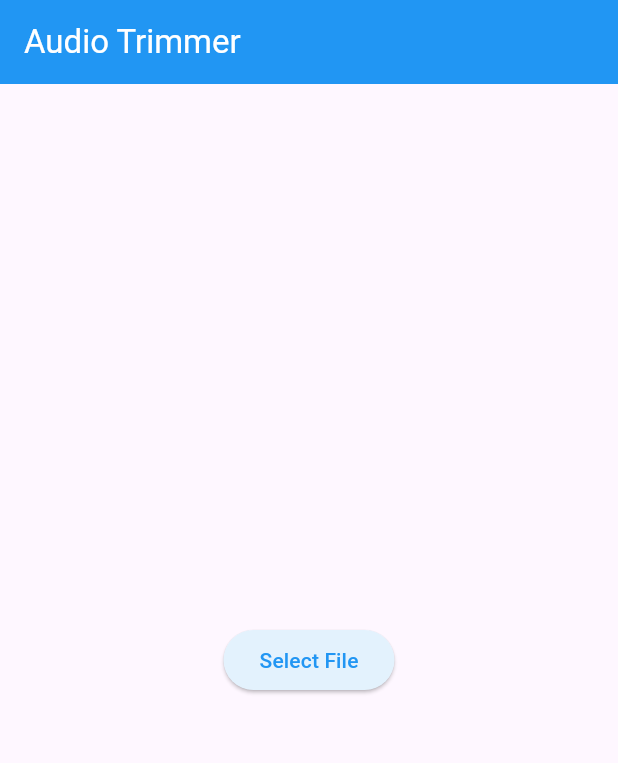
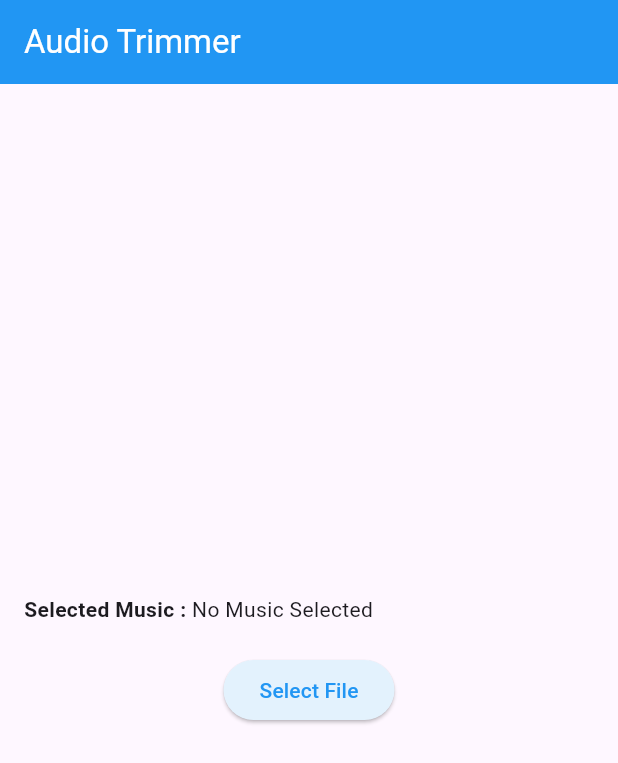
Before and after one commit to pavannaik321/audio_trimmer, a Flutter app: the screen it shows after launch, after a tap on "Select File", on a phone screen of 412 x 824 dp. Shown: the top 763 px of the screen. Run offline on Flutter 3.47's test engine with Material 3 defaults, Android fonts, the phone set to English and light mode, and no system bars; our stand-ins replace file_picker, video_player; missing offline and left inert: easy_audio_trimmer.

Commit message:
all done

```diff
--- a/lib/AudioTrimmer.dart
+++ b/lib/AudioTrimmer.dart
@@ -2,6 +2,8 @@ import 'dart:io';
 import 'package:easy_audio_trimmer/easy_audio_trimmer.dart';
 import 'package:file_picker/file_picker.dart';
 import 'package:flutter/material.dart';
+import 'package:path/path.dart' as p;
+import 'package:video_player/video_player.dart';
 
 void main() {
   runApp(MaterialApp(home: AudioTrimmer()));
@@ -13,7 +15,10 @@ class AudioTrimmer extends StatefulWidget {
 }
 
 class _AudioTrimmerState extends State<AudioTrimmer> {
+  late VideoPlayerController _controller;
+  Duration? _duration;
   bool isPickingFile = false;
+  File? file;
 
   @override
   Widget build(BuildContext context) {
@@ -25,9 +30,57 @@ class _AudioTrimmerState extends State<AudioTrimmer> {
         ),
         backgroundColor: Colors.blue,
       ),
-      body: Center(
-        child: ElevatedButton(
-          style: ElevatedButton.styleFrom(backgroundColor: Colors.blue.shade50),
+      body: Padding(
+        padding: const EdgeInsets.all(16.0),
+        child: Column(
+          mainAxisAlignment: MainAxisAlignment.center,
+          children: [
+            Row(
+              children: [
+                Text(
+                  "Selected Music : ",
+                  style: TextStyle(fontWeight: FontWeight.bold),
+                ),
+                Expanded(
+                  child: Text(
+                    file == null ? "No Music Selected" : p.basename(file!.path),
+                    overflow: TextOverflow
+                        .ellipsis, // This will add "..." if the text is too long
+                  ),
+                ),
+              ],
+            ),
+            SizedBox(
+              height: 20,
+            ),
+            // Row(
+            //   children: [
+            //     Text(
+            //       "Duration : ",
+            //       style: TextStyle(fontWeight: FontWeight.bold),
+            //     ),
+            //     Expanded(
+            //       child: Text(
+            //         file == null
+            //             ? "No Music Selected"
+            //             : "${_duration!.inSeconds}",
+            //         overflow: TextOverflow
+            //             .ellipsis, // This will add "..." if the text is too long
+            //       ),
+            //     ),
+
+            //   ],
+            // ),
+
+            // SizedBox(
+            //   height: 20,
+            // ),
+            Row(
+              mainAxisAlignment: MainAxisAlignment.spaceEvenly,
+              children: [
+                ElevatedButton(
+                  style: ElevatedButton.styleFrom(
+                      backgroundColor: Colors.blue.shade50),
                   onPressed: () async {
                     print(isPickingFile);
                     if (isPickingFile) return;
@@ -37,7 +90,6 @@ class _AudioTrimmerState extends State<AudioTrimmer> {
 
                     FilePickerResult? result;
                     try {
-              print("taking image");
                       result = await FilePicker.platform.pickFiles(
                         // type: FileType.audio,
                         allowCompression: false,
@@ -49,18 +101,63 @@ class _AudioTrimmerState extends State<AudioTrimmer> {
                     }
 
                     if (result != null) {
-              File file = File(result.files.single.path!);
-              Navigator.of(context).push(
-                MaterialPageRoute(builder: (context) {
-                  return AudioTrimmerView(file);
-                }),
-              );
+                      file = File(result.files.single.path!);
+                      // _controller = VideoPlayerController.file(file!);
+                      // setState(() {
+                      //   _duration = _controller.value.duration;
+                      // });
+                      // Navigator.of(context).push(
+                      //   MaterialPageRoute(builder: (context) {
+                      //     return AudioTrimmerView(file);
+                      //   }),
+                      // );
                     }
                   },
                   child: const Text(
                     "Select File",
                     style: TextStyle(color: Colors.blue),
                   ),
+                ),
+                if (file != null)
+                  ElevatedButton(
+                    style: ElevatedButton.styleFrom(
+                      backgroundColor: Colors.green.shade50,
+                    ),
+                    onPressed: () async {
+                      print("File path : ${file!.path}");
+                      final croppedFilePath = await Navigator.push(
+                        context,
+                        MaterialPageRoute(
+                          builder: (context) => AudioTrimmerView(file!),
+                        ),
+                      );
+
+                      if (croppedFilePath != null) {
+                        // Convert the path string to a File object
+                        File croppedFile = File(croppedFilePath);
+
+                        print("Cropped File Path: $croppedFilePath");
+
+                        // Update the file variable
+                        setState(() {
+                          file = croppedFile; // Ensure `file` is of type `File`
+                        });
+                        // _controller = VideoPlayerController.file(croppedFile);
+                        // setState(() {
+                        //   _duration = _controller.value.duration;
+                        // });
+                      } else {
+                        print("No cropped file path returned");
+                      }
+                    },
+                    child: const Text(
+                      "Crop File",
+                      style: TextStyle(color: Color.fromARGB(255, 2, 132, 28)),
+                    ),
+                  )
+              ],
+            ),
+          ],
         ),
       ),
     );
@@ -91,7 +188,6 @@ class _AudioTrimmerViewState extends State<AudioTrimmerView> {
   void initState() {
     super.initState();
     _loadAudio();
-    print(_startValue);
   }
 
   void _loadAudio() async {
@@ -129,12 +225,23 @@ class _AudioTrimmerViewState extends State<AudioTrimmerView> {
           _progressVisibility = false;
         });
         debugPrint('OUTPUT PATH: $outputPath');
+        Navigator.pop(context, outputPath);
       },
     );
   }
 
+  String formatDuration(double milliseconds) {
+    double totalSeconds = milliseconds / 1000.0;
+    int minutes = (totalSeconds ~/ 60).toInt();
+    int seconds = (totalSeconds % 60).toInt();
+
+    return "${minutes.toString().padLeft(2, '0')}:${seconds.toString().padLeft(2, '0')}";
+  }
+
   @override
   Widget build(BuildContext context) {
+    print("start value : $_startValue");
+    print("end value : $_endValue");
     return WillPopScope(
       onWillPop: () async {
         if (Navigator.of(context).userGestureInProgress) {
@@ -192,8 +299,16 @@ class _AudioTrimmerViewState extends State<AudioTrimmerView> {
                             ),
                             areaProperties:
                                 TrimAreaProperties.edgeBlur(blurEdges: true),
-                            onChangeStart: (value) => _startValue = value,
-                            onChangeEnd: (value) => _endValue = value,
+                            onChangeStart: (value) {
+                              setState(() {
+                                _startValue = value;
+                              });
+                            },
+                            onChangeEnd: (value) {
+                              setState(() {
+                                _endValue = value;
+                              });
+                            },
                             onChangePlaybackState: (value) {
                               if (mounted) {
                                 setState(() => _isPlaying = value);
@@ -223,6 +338,7 @@ class _AudioTrimmerViewState extends State<AudioTrimmerView> {
                                     onPressed: () {
                                       setState(() {
                                         // Decrease the start time value
+
                                         _startValue = (_startValue - 1.0)
                                             .clamp(0.0, _endValue);
                                       });
@@ -235,7 +351,8 @@ class _AudioTrimmerViewState extends State<AudioTrimmerView> {
                                       textAlign: TextAlign.center,
                                       keyboardType: TextInputType.number,
                                       controller: TextEditingController(
-                                          text: _startValue.toStringAsFixed(2)),
+                                          text: formatDuration(_startValue)),
+                                      // text: _endValue.toStringAsFixed(2),
                                       onChanged: (value) {
                                         setState(() {
                                           // Update the start time value when input changes
@@ -277,7 +394,7 @@ class _AudioTrimmerViewState extends State<AudioTrimmerView> {
                                     onPressed: () {
                                       setState(() {
                                         // Decrease the start time value
-                                        _startValue = (_startValue - 1.0)
+                                        _endValue = (_endValue - 1.0)
                                             .clamp(0.0, _endValue);
                                       });
                                     },
@@ -289,15 +406,14 @@ class _AudioTrimmerViewState extends State<AudioTrimmerView> {
                                       textAlign: TextAlign.center,
                                       keyboardType: TextInputType.number,
                                       controller: TextEditingController(
-                                          text: _startValue.toStringAsFixed(2)),
+                                          text: formatDuration(_endValue)),
                                       onChanged: (value) {
                                         setState(() {
                                           // Update the start time value when input changes
-                                          _startValue =
-                                              double.tryParse(value) ??
-                                                  _startValue;
-                                          _startValue =
-                                              _startValue.clamp(0.0, _endValue);
+                                          _endValue = double.tryParse(value) ??
+                                              _endValue;
+                                          _endValue =
+                                              _endValue.clamp(0.0, _endValue);
                                         });
                                       },
                                     ),
@@ -308,7 +424,7 @@ class _AudioTrimmerViewState extends State<AudioTrimmerView> {
                                     onPressed: () {
                                       setState(() {
                                         // Increase the start time value
-                                        _startValue = (_startValue + 1.0)
+                                        _endValue = (_endValue + 1.0)
                                             .clamp(0.0, _endValue);
                                       });
                                     },
@@ -345,7 +461,10 @@ class _AudioTrimmerViewState extends State<AudioTrimmerView> {
                                       textAlign: TextAlign.center,
                                       keyboardType: TextInputType.number,
                                       controller: TextEditingController(
-                                          text: _startValue.toStringAsFixed(2)),
+                                        // text: _startValue.toStringAsFixed(2),
+                                        text: formatDuration(
+                                            _endValue - _startValue),
+                                      ),
                                     ),
                                   ),
                                   SizedBox(
--- a/pubspec.yaml
+++ b/pubspec.yaml
@@ -34,6 +34,7 @@ dependencies:
   file_picker: ^6.1.1
   audioplayers: ^5.2.0
   ffmpeg_kit_flutter: ^6.0.3
+  video_player: ^2.5.1
 
   # The following adds the Cupertino Icons font to your application.
   # Use with the CupertinoIcons class for iOS style icons.
```
Also changed, not shown: pubspec.lock, 1 other file. Lines whose indentation alone changed are shown as unchanged.
